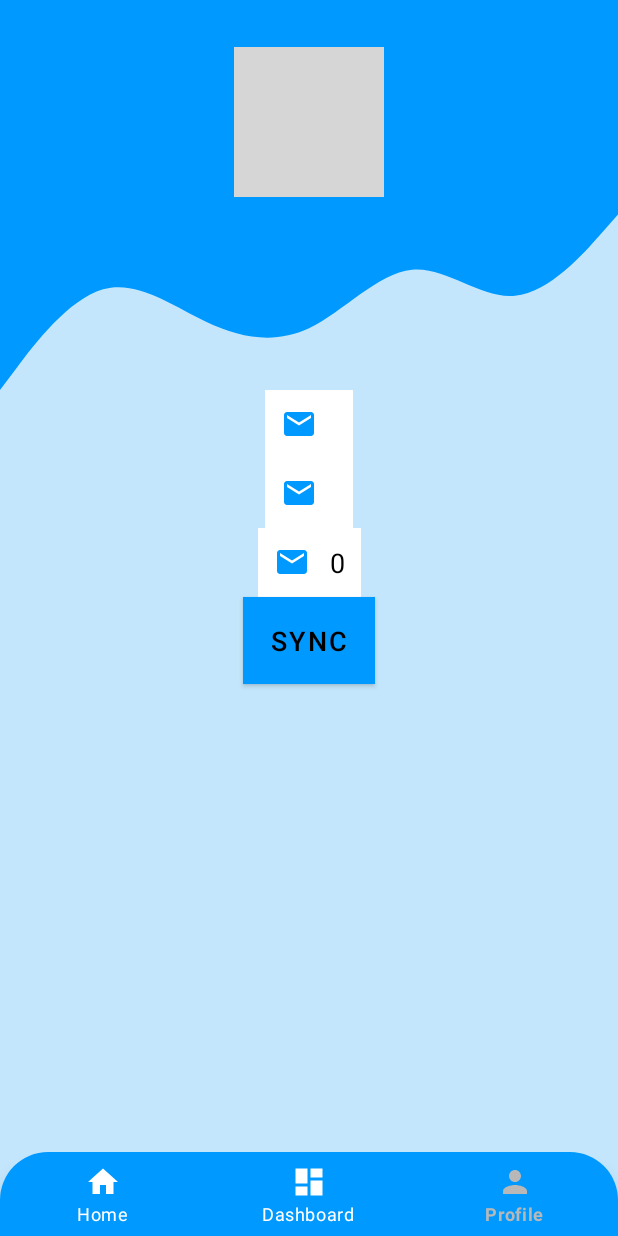
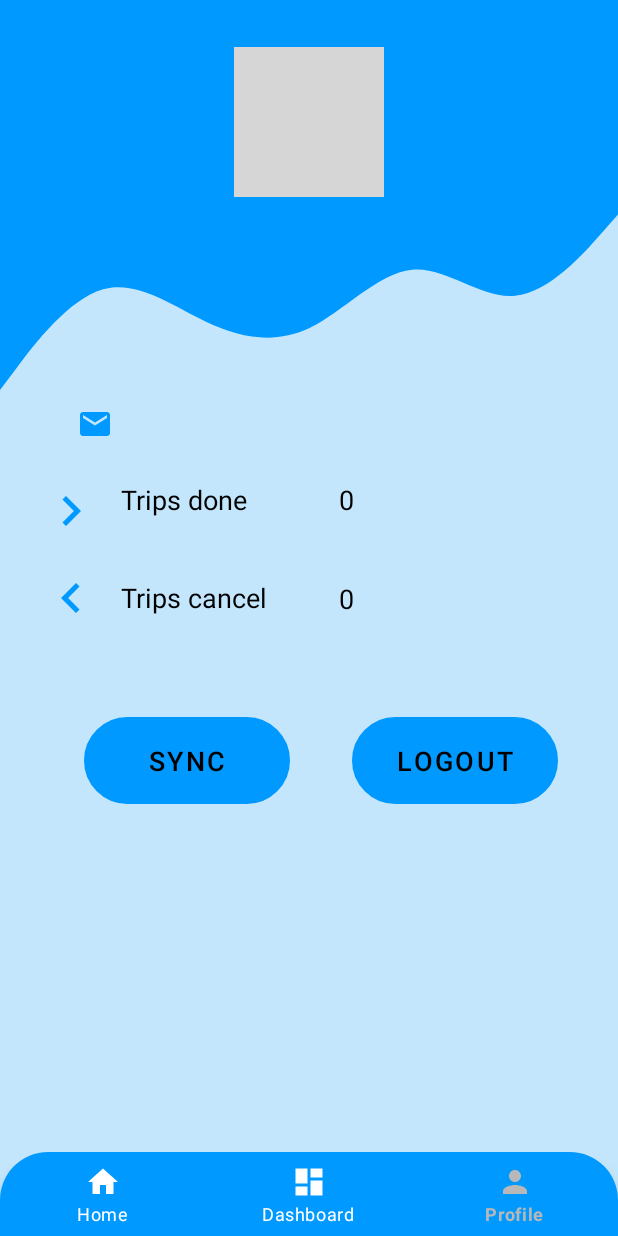
Before and after one commit to moussa110/Trip-Reminder-ITI, an Android app: the ProfileFragment screen opened through its navigation route, on a phone screen of 412 x 824 dp. Run offline under Robolectric (Android 15) with nearby library versions, the phone set to English and light mode, and no system bars; our stand-ins replace CircleImageView, Firebase (no records; nobody signed in at launch, a user with empty details on screens opened directly), Room's generated code, navigation-ui, sdp/ssp sizes; pictures from the network do not load; grey boxes are pictures that could not be loaded.

Commit message:
final mido

```diff
--- a/app/build.gradle
+++ b/app/build.gradle
@@ -79,6 +79,9 @@
 
     implementation 'de.hdodenhof:circleimageview:3.1.0'
 
+    implementation 'com.github.bumptech.glide:glide:4.12.0'
+    annotationProcessor 'com.github.bumptech.glide:compiler:4.12.0'
+
 
 
 }
--- a/app/src/main/java/com/example/tripreminderapp/database/FirebaseHandler.java
+++ b/app/src/main/java/com/example/tripreminderapp/database/FirebaseHandler.java
@@ -7,7 +7,6 @@
 
 import com.example.tripreminderapp.database.trip.Trip;
 import com.google.firebase.auth.FirebaseAuth;
-import com.google.firebase.auth.FirebaseUser;
 import com.google.firebase.database.ChildEventListener;
 import com.google.firebase.database.DataSnapshot;
 import com.google.firebase.database.DatabaseError;
--- a/app/src/main/java/com/example/tripreminderapp/ui/profile/ProfileFragment.java
+++ b/app/src/main/java/com/example/tripreminderapp/ui/profile/ProfileFragment.java
@@ -10,12 +10,10 @@
 import androidx.fragment.app.Fragment;
 
 import com.bumptech.glide.Glide;
-import com.example.tripreminderapp.R;
 import com.example.tripreminderapp.database.FirebaseHandler;
 import com.example.tripreminderapp.database.TripDatabase;
 import com.example.tripreminderapp.database.trip.Trip;
 import com.example.tripreminderapp.databinding.FragmentProfileBinding;
-import com.example.tripreminderapp.databinding.FragmentUpcomingBinding;
 import com.google.firebase.auth.FirebaseAuth;
 import com.google.firebase.auth.FirebaseUser;
 
@@ -41,13 +39,19 @@
         View view = binding.getRoot();
         List<Trip> trips = TripDatabase.getInstance(getActivity()).tripDao().getAll(user.getEmail());
         int done=0;
+        int cancel = 0;
        for (int i =0 ; i <trips.size();i++){
            if (trips.get(i).isDone())
                done++;
+
+           if(trips.get(i).isCanceled())
+               cancel++;
+
        }
 
-       binding.profileTvDoneCount.setText(user.getDisplayName());
-       binding.profileTvCancelCount.setText(""+(trips.size()-done));
+      // binding.profileTvDoneCount.setText(user.getDisplayName());
+       binding.profileTvDoneCount.setText(""+(trips.size()-done));
+       binding.profileTvCancelCount.setText(""+(trips.size()-cancel));
 
         Glide
                 .with(getActivity())
--- a/app/src/main/res/layout/fragment_profile.xml
+++ b/app/src/main/res/layout/fragment_profile.xml
@@ -39,71 +39,133 @@
       app:layout_constraintStart_toStartOf="parent"
       app:layout_constraintTop_toTopOf="parent"
       tools:src="@tools:sample/avatars" />
+
   <TextView
       android:id="@+id/profile_tv_email"
       android:layout_width="wrap_content"
       android:layout_height="wrap_content"
-      android:background="@color/white"
+      android:drawableStart="@drawable/ic_email"
+      android:drawableLeft="@drawable/ic_email"
+      android:drawablePadding="@dimen/_10sdp"
       android:gravity="center"
-      android:drawablePadding="@dimen/_10sdp"
+      android:padding="@dimen/_8sdp"
       android:textColor="@color/black"
       android:textSize="@dimen/_14ssp"
-      android:padding="@dimen/_8sdp"
-      android:drawableStart="@drawable/ic_email"
-      tools:text="moussam760@gmail.com"
       app:layout_constraintEnd_toEndOf="parent"
+      app:layout_constraintHorizontal_bias="0.115"
       app:layout_constraintStart_toStartOf="parent"
       app:layout_constraintTop_toBottomOf="@+id/view2"
-      android:drawableLeft="@drawable/ic_email" />
+      tools:text="moussam760@gmail.com" />
+
+
+  <TextView
+      android:layout_width="wrap_content"
+      android:layout_height="wrap_content"
+      android:layout_marginTop="4dp"
+      android:drawableStart="@drawable/ic_next"
+      android:drawableLeft="@drawable/ic_email"
+      android:drawablePadding="@dimen/_10sdp"
+      android:gravity="left"
+      android:padding="@dimen/_8sdp"
+      android:textColor="@color/black"
+      android:textSize="@dimen/_14ssp"
+      app:layout_constraintEnd_toEndOf="parent"
+      app:layout_constraintHorizontal_bias="0.065"
+      app:layout_constraintStart_toStartOf="parent"
+      app:layout_constraintTop_toBottomOf="@+id/profile_tv_email"
+      android:text="@string/Trip_done" />
+
+
+
 
   <TextView
       android:id="@+id/profile_tv_done_count"
       android:layout_width="wrap_content"
       android:layout_height="wrap_content"
-      android:background="@color/white"
-      android:gravity="center"
+      android:layout_marginTop="4dp"
       android:drawablePadding="@dimen/_10sdp"
+      android:gravity="left"
+      android:padding="@dimen/_8sdp"
       android:textColor="@color/black"
       android:textSize="@dimen/_14ssp"
-      android:padding="@dimen/_8sdp"
-      android:drawableStart="@drawable/ic_email"
-      tools:text="0"
       app:layout_constraintEnd_toEndOf="parent"
+      app:layout_constraintHorizontal_bias="0.565"
       app:layout_constraintStart_toStartOf="parent"
       app:layout_constraintTop_toBottomOf="@+id/profile_tv_email"
-      android:drawableLeft="@drawable/ic_email" />
+      tools:text="0" />
+
   <TextView
       android:id="@+id/profile_tv_cancel_count"
       android:layout_width="wrap_content"
       android:layout_height="wrap_content"
-      android:background="@color/white"
+      android:layout_marginTop="20dp"
+      android:drawablePadding="@dimen/_10sdp"
       android:gravity="center"
-      android:drawablePadding="@dimen/_10sdp"
+      android:padding="@dimen/_8sdp"
       android:textColor="@color/black"
       android:textSize="@dimen/_14ssp"
-      android:padding="@dimen/_8sdp"
-      android:drawableStart="@drawable/ic_email"
-      tools:text="0"
       app:layout_constraintEnd_toEndOf="parent"
+      app:layout_constraintHorizontal_bias="0.565"
       app:layout_constraintStart_toStartOf="parent"
       app:layout_constraintTop_toBottomOf="@+id/profile_tv_done_count"
-      android:drawableLeft="@drawable/ic_email" />
+      tools:text="0" />
+
+  <TextView
+
+      android:layout_width="wrap_content"
+      android:layout_height="wrap_content"
+      android:layout_marginTop="12dp"
+      android:drawableStart="@drawable/ic_back"
+      android:drawablePadding="@dimen/_10sdp"
+      android:gravity="center"
+      android:padding="@dimen/_8sdp"
+      android:textColor="@color/black"
+      android:textSize="@dimen/_14ssp"
+      app:layout_constraintEnd_toEndOf="parent"
+      app:layout_constraintHorizontal_bias="0.069"
+      app:layout_constraintStart_toStartOf="parent"
+      app:layout_constraintTop_toBottomOf="@+id/profile_tv_done_count"
+      android:text="@string/Trip_cancel"
+      android:drawableLeft="@drawable/ic_back" />
+
+
   <Button
       android:id="@+id/profile_btn_sync"
-      android:layout_width="wrap_content"
-      android:layout_height="wrap_content"
-      android:background="@color/white"
+      android:layout_width="137dp"
+      android:layout_height="58dp"
+      android:layout_marginTop="56dp"
+      android:background="@drawable/rounded_border"
+      android:drawablePadding="@dimen/_10sdp"
       android:gravity="center"
+      android:padding="@dimen/_8sdp"
       android:text="@string/sync"
-      android:drawablePadding="@dimen/_10sdp"
       android:textColor="@color/black"
       android:textSize="@dimen/_14ssp"
-      android:padding="@dimen/_8sdp"
-      android:drawableStart="@drawable/ic_email"
-      app:layout_constraintEnd_toEndOf="parent"
+      app:layout_constraintBottom_toBottomOf="parent"
+      app:layout_constraintEnd_toStartOf="@+id/profile_btn_log_out"
+      app:layout_constraintHorizontal_bias="0.573"
       app:layout_constraintStart_toStartOf="parent"
       app:layout_constraintTop_toBottomOf="@+id/profile_tv_cancel_count"
-      android:drawableLeft="@drawable/ic_email" />
+      app:layout_constraintVertical_bias="0.0" />
+
+  <Button
+      android:id="@+id/profile_btn_log_out"
+      android:layout_width="137dp"
+      android:layout_height="58dp"
+      android:layout_marginTop="56dp"
+      android:layout_marginEnd="40dp"
+      android:layout_marginRight="40dp"
+      android:background="@drawable/rounded_border"
+      android:drawablePadding="@dimen/_10sdp"
+      android:gravity="center"
+      android:padding="@dimen/_8sdp"
+      android:text="@string/Logout"
+      android:textColor="@color/black"
+      android:textSize="@dimen/_14ssp"
+      app:layout_constraintBottom_toBottomOf="parent"
+      app:layout_constraintEnd_toEndOf="parent"
+      app:layout_constraintTop_toBottomOf="@+id/profile_tv_cancel_count"
+      app:layout_constraintVertical_bias="0.0" />
 
 
 </androidx.constraintlayout.widget.ConstraintLayout>
--- a/app/src/main/res/layout/item_trip.xml
+++ b/app/src/main/res/layout/item_trip.xml
@@ -103,20 +103,20 @@
 
         <LinearLayout
             android:id="@+id/viw3"
-            android:layout_width="0dp"
-            android:layout_height="wrap_content"
+            android:layout_width="353dp"
+            android:layout_height="57dp"
+            android:layout_marginTop="@dimen/_6sdp"
+            android:layout_marginRight="@dimen/_5sdp"
             android:orientation="horizontal"
             android:weightSum="2"
-            android:layout_marginRight="@dimen/_5sdp"
-            android:layout_marginTop="@dimen/_6sdp"
-            app:layout_constraintTop_toBottomOf="@id/viw2"
+            app:layout_constraintEnd_toEndOf="parent"
             app:layout_constraintStart_toStartOf="parent"
-            app:layout_constraintEnd_toEndOf="parent">
+            app:layout_constraintTop_toBottomOf="@id/viw2">
 
             <Button
                 android:id="@+id/item_btn_cancel"
                 android:layout_width="0dp"
-                android:layout_height="wrap_content"
+                android:layout_height="match_parent"
                 android:layout_marginStart="@dimen/_5sdp"
                 android:layout_marginEnd="@dimen/_5sdp"
                 android:layout_weight="1"
@@ -141,19 +141,33 @@
                 android:textStyle="bold" />
         </LinearLayout>
 
-        <Button
-            android:id="@+id/item_btn_start"
-            android:layout_width="0dp"
-            android:layout_height="wrap_content"
-            android:layout_marginTop="@dimen/_5sdp"
-            android:layout_marginRight="@dimen/_5sdp"
-            android:layout_marginBottom="@dimen/_5sdp"
-            android:background="@drawable/rounded_border"
-            android:text="@string/start"
-            app:layout_constraintBottom_toBottomOf="@id/viw2"
+<!--        <Button-->
+<!--            android:id="@+id/item_btn_start"-->
+<!--            android:layout_width="0dp"-->
+<!--            android:layout_height="wrap_content"-->
+<!--            android:layout_marginTop="@dimen/_5sdp"-->
+<!--            android:layout_marginRight="@dimen/_5sdp"-->
+<!--            android:layout_marginBottom="@dimen/_5sdp"-->
+<!--            android:background="@drawable/rounded_border"-->
+<!--            android:text="@string/start"-->
+<!--            app:layout_constraintBottom_toBottomOf="@id/viw2"-->
+<!--            app:layout_constraintEnd_toEndOf="parent"-->
+<!--            app:layout_constraintTop_toTopOf="@id/viw2" />-->
+
+
+        <ImageView
+            android:id="@+id/imageView11"
+            android:layout_width="@dimen/_40sdp"
+            android:layout_height="@dimen/_40sdp"
+            android:layout_marginTop="101dp"
+            android:layout_marginEnd="24dp"
+            android:layout_marginRight="24dp"
+            android:layout_marginBottom="88dp"
+            android:background="@drawable/ic_video_play_button"
+            app:layout_constraintBottom_toBottomOf="parent"
             app:layout_constraintEnd_toEndOf="parent"
-            app:layout_constraintTop_toTopOf="@id/viw2" />
-
+            app:layout_constraintTop_toBottomOf="@+id/details_btn_edit"
+            tools:srcCompat="@tools:sample/avatars" />
 
     </androidx.constraintlayout.widget.ConstraintLayout>
 </androidx.cardview.widget.CardView>
--- a/app/src/main/res/values/strings.xml
+++ b/app/src/main/res/values/strings.xml
@@ -69,4 +69,7 @@
     <string name="OK">OK</string>
     <string name="delete">Delete</string>
     <string name="sync">sync</string>
+    <string name="Logout">Logout</string>
+    <string name="Trip_done">Trips done</string>
+    <string name="Trip_cancel">Trips cancel</string>
 </resources>
```
Also changed, not shown: 1 other file.
